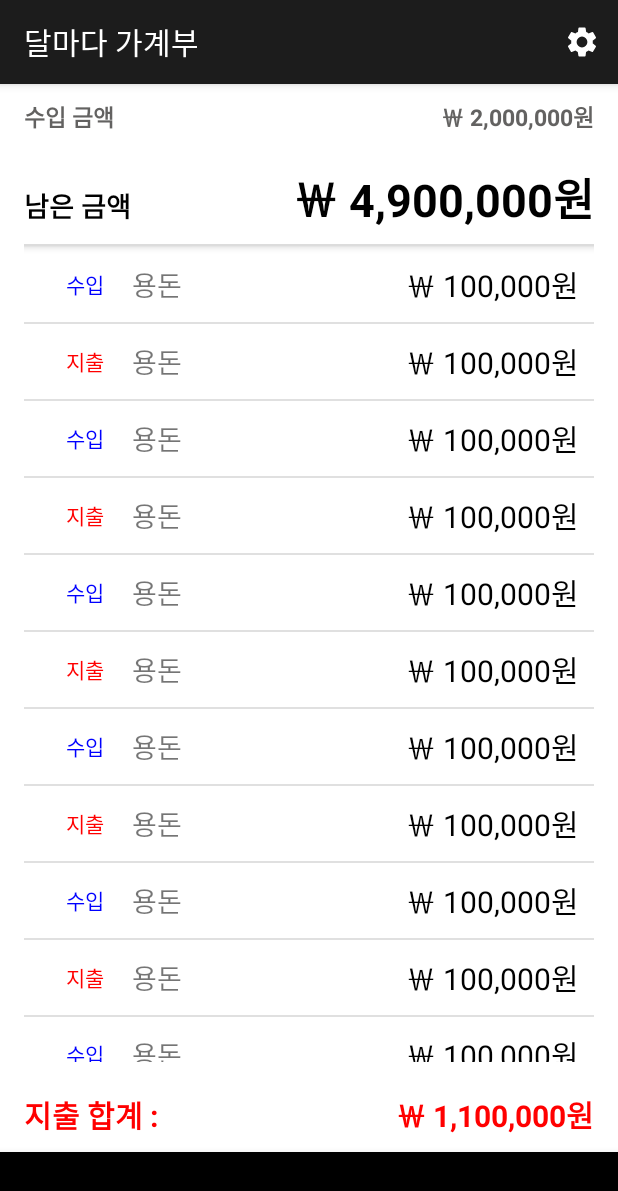
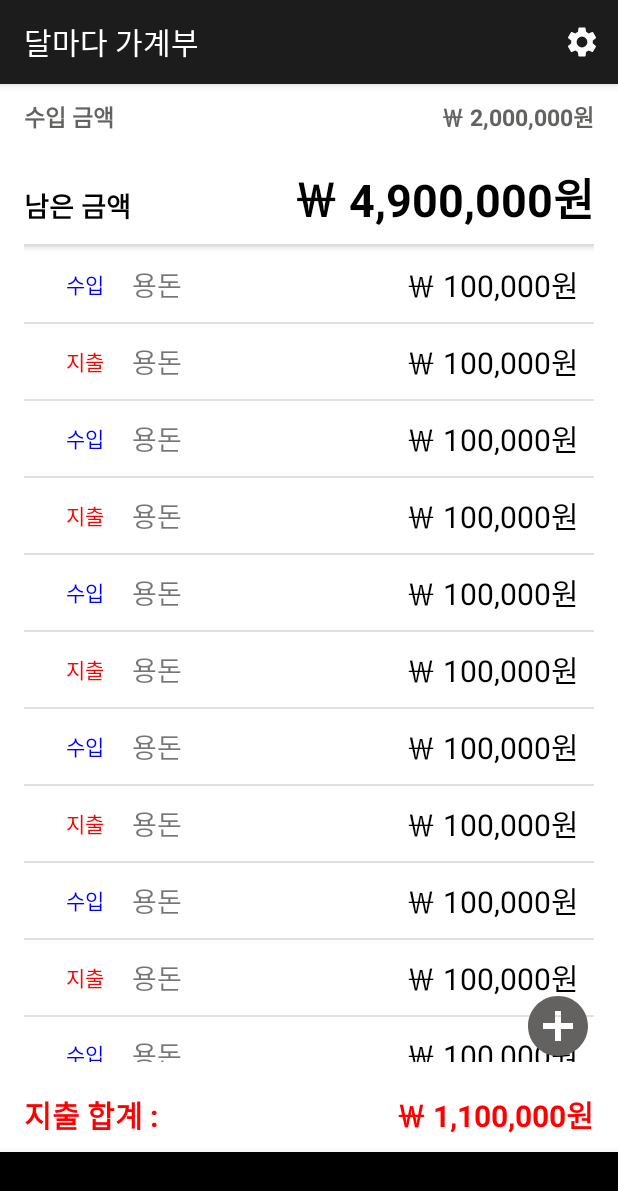
Before and after one commit to ljhmln/Monthly_Pay, an Android app: the screen it shows after launch (MainActivity), on a phone screen of 412 x 824 dp. Shown: the top 1191 px of the screen. Run offline under Robolectric (Android 15) with nearby library versions, the phone set to English and light mode, and no system bars; libraries missing offline, so code that uses them is left out: com.github.mikephil.charting.

Commit message:
adding button...

```diff
--- /dev/null
+++ b/Monthly_Household_Account_Book/app/src/main/res/drawable/ic_add_circle_black_24dp.xml
@@ -0,0 +1,5 @@
+<vector android:height="24dp" android:tint="#636261"
+    android:viewportHeight="24.0" android:viewportWidth="24.0"
+    android:width="24dp" xmlns:android="http://schemas.android.com/apk/res/android">
+    <path android:fillColor="#FF000000" android:pathData="M12,2C6.48,2 2,6.48 2,12s4.48,10 10,10 10,-4.48 10,-10S17.52,2 12,2zM17,13h-4v4h-2v-4L7,13v-2h4L11,7h2v4h4v2z"/>
+</vector>
--- a/Monthly_Household_Account_Book/app/src/main/res/layout/money.xml
+++ b/Monthly_Household_Account_Book/app/src/main/res/layout/money.xml
@@ -91,20 +91,35 @@
 <!--                android:textSize="270sp" />-->
 <!--        </LinearLayout>-->
 <!--    </ScrollView>-->
-    <LinearLayout
-        android:layout_width="match_parent"
-        android:layout_height="match_parent"
-        android:orientation="vertical"
-        android:layout_weight="1"
-        >
 
-        <ListView
+        <FrameLayout
             android:layout_width="match_parent"
             android:layout_height="match_parent"
-            android:id="@+id/listview"
-            />
+            android:layout_weight="1">
+            <ListView
+                android:layout_width="match_parent"
+                android:layout_height="match_parent"
+                android:id="@+id/listview"
+                />
 
-    </LinearLayout>
+<!--            <ImageButton-->
+<!--                android:layout_width="48dp"-->
+<!--                android:layout_height="48dp"-->
+<!--                android:background="#00DDDDDD"-->
+<!--                android:layout_gravity="right|bottom"-->
+<!--                android:scaleType="centerCrop"-->
+<!--                android:foreground="?attr/selectableItemBackground"-->
+<!--                android:src="@drawable/add_icon" />-->
+            <Button
+                android:layout_width="48dp"
+                android:layout_height="48dp"
+                android:background="@drawable/ic_add_circle_black_24dp"
+                android:layout_gravity="right|bottom"
+                />
+
+        </FrameLayout>
+
+
 
     <LinearLayout
         android:layout_marginTop="10sp"
--- a/Monthly_Household_Account_Book/app/src/main/res/values/styles.xml
+++ b/Monthly_Household_Account_Book/app/src/main/res/values/styles.xml
@@ -6,6 +6,9 @@
         <item name="colorPrimary">@color/colorPrimary</item>
         <item name="colorPrimaryDark">@color/colorPrimaryDark</item>
         <item name="colorAccent">@color/colorAccent</item>
+        <item name="android:colorFocusedHighlight">#EA3572</item>
     </style>
 
+
+
 </resources>
```
Also changed, not shown: Monthly_Household_Account_Book/app/src/main/res/drawable-v24/add_icon.png (added), 1 other file.
